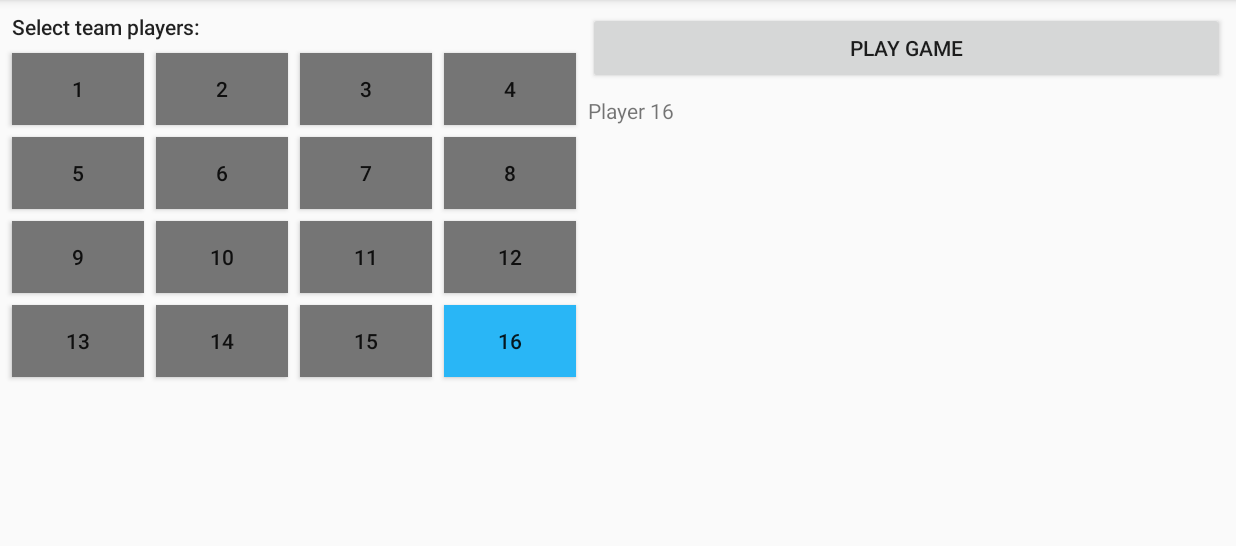
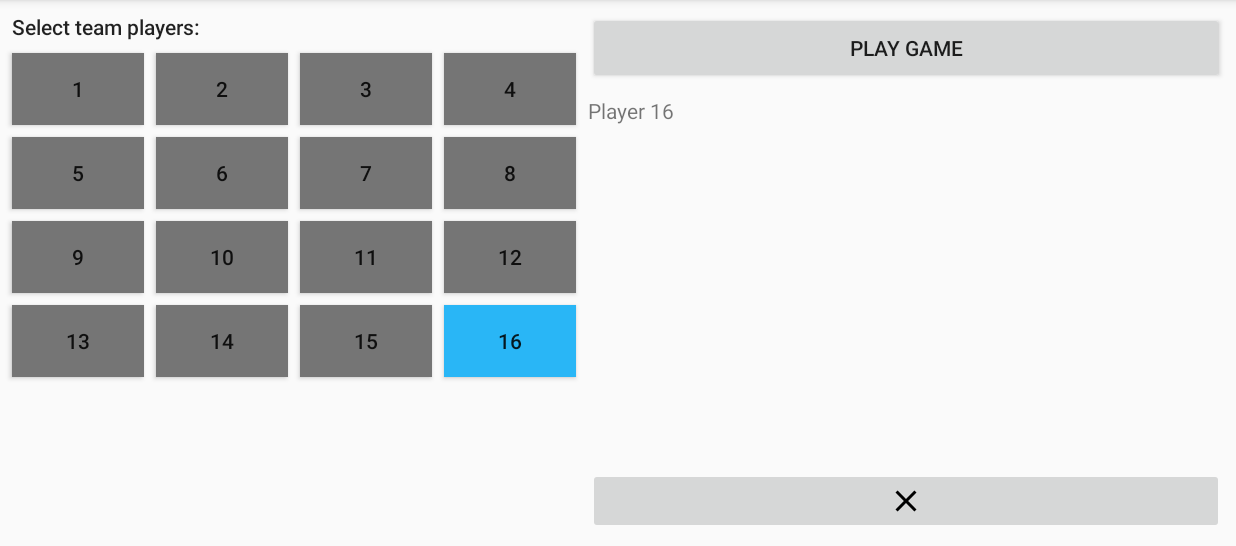
Before and after one commit to Cultiststeve/Blood-Bowl-Playing-Aid, an Android app: the screen it shows after launch (TeamSetupActivity), after a tap on "16", on a phone screen of 824 x 412 dp (held sideways), the part 72-618 px from its top. Run offline under Robolectric (Android 15) with nearby library versions, the phone set to English and light mode, and no system bars.

Commit message:
Added button to clear team

```diff
--- a/app/src/main/res/layout/activity_team_setup.xml
+++ b/app/src/main/res/layout/activity_team_setup.xml
@@ -223,9 +223,21 @@
         android:layout_marginEnd="8dp"
         android:layout_marginRight="8dp"
         android:layout_marginBottom="8dp"
-        app:layout_constraintBottom_toBottomOf="parent"
+        app:layout_constraintBottom_toTopOf="@+id/imgBtnResetTeam"
         app:layout_constraintEnd_toEndOf="parent"
         app:layout_constraintStart_toEndOf="@+id/btnPlayer4"
         app:layout_constraintTop_toBottomOf="@+id/button" />
 
+    <ImageButton
+        android:id="@+id/imgBtnResetTeam"
+        android:layout_width="0dp"
+        android:layout_height="wrap_content"
+        android:layout_marginBottom="8dp"
+        android:onClick="onBtnResetTeam"
+        app:layout_constraintBottom_toBottomOf="parent"
+        app:layout_constraintEnd_toEndOf="@+id/recyclerViewTeam"
+        app:layout_constraintStart_toStartOf="@+id/recyclerViewTeam"
+        app:layout_constraintTop_toBottomOf="@+id/recyclerViewTeam"
+        app:srcCompat="@drawable/ic_close_black_24dp" />
+
 </android.support.constraint.ConstraintLayout>
```
Also changed, not shown: app/src/main/java/com/example/bloodbowlplayingaid/TeamSetupActivity.java (+18 -3 lines), 1 other file.
